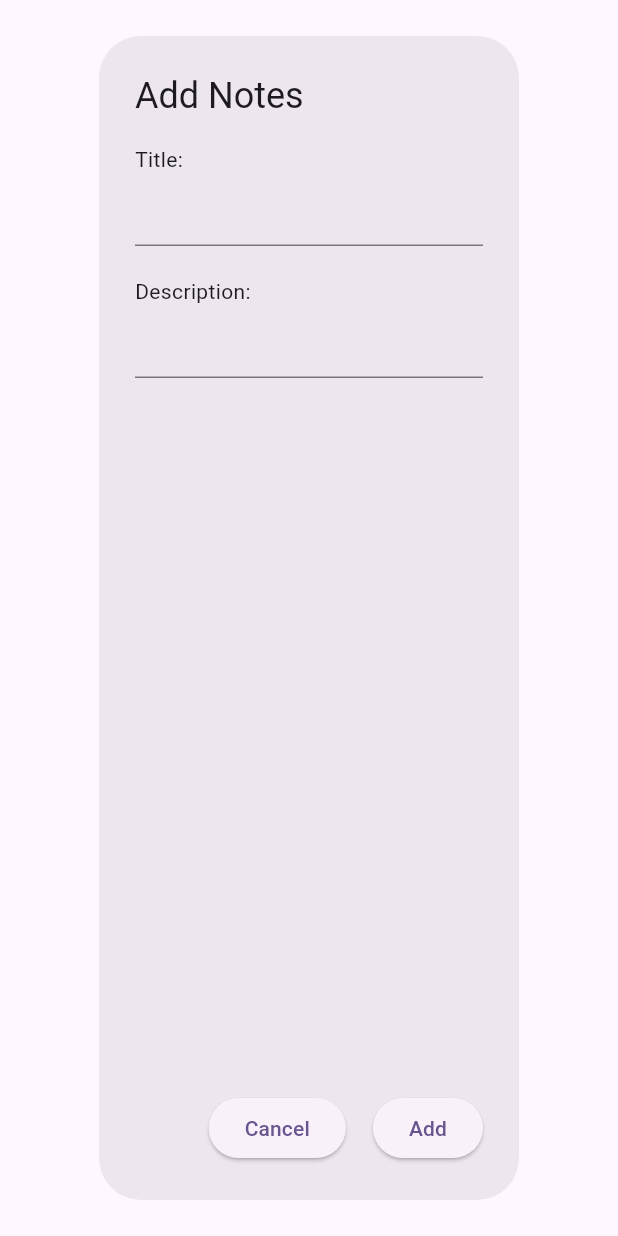
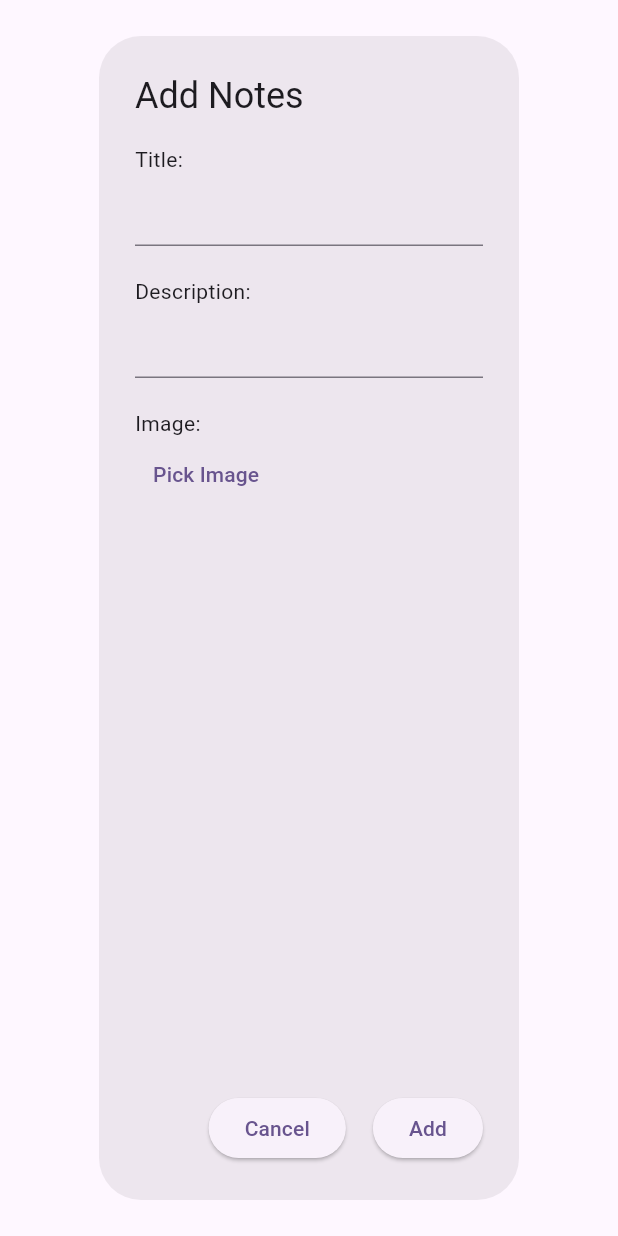
Before and after one commit to cKarayy/notes, a Flutter app: the NoteDialog widget shown alone on an empty page, opened directly, on a phone screen of 412 x 824 dp. Run offline on Flutter 3.47's test engine with Material 3 defaults, Android fonts, the light colour scheme and no system bars; our stand-ins replace cloud_firestore, firebase_core, firebase_storage, image_picker; accounts and stored records are empty.

Commit message:
upload n edit image

```diff
--- a/lib/models/note.dart
+++ b/lib/models/note.dart
@@ -4,18 +4,19 @@ class Note {
   String? id;
   final String title;
   final String description;
+  String? imageUrl;
   Timestamp? createdAt;
   Timestamp? updatedAt;
 
-
+//kalau data ny sdh di db
   Note({
-    this.id,
+    this.id, //klau pake this, diisi otomatis
     required this.title,
     required this.description,
+    this.imageUrl,
     this.createdAt,
     this.updatedAt,
   });
-
 
   factory Note.fromDocument(DocumentSnapshot doc) {
     Map<String, dynamic> data = doc.data() as Map<String, dynamic>;
@@ -23,16 +24,17 @@ class Note {
       id: doc.id,
       title: data['title'],
       description: data['description'],
+      imageUrl: data['image_url'],
       createdAt: data['created_at'] as Timestamp,
       updatedAt: data['updated_at'] as Timestamp,
     );
   }
 
-
   Map<String, dynamic> toDocument() {
     return {
       'title': title,
       'description': description,
+      'image_url': imageUrl,
       'created_at': createdAt,
       'updated_at': updatedAt,
     };
--- a/lib/widgets/note_dialog.dart
+++ b/lib/widgets/note_dialog.dart
@@ -1,26 +1,49 @@
+import 'dart:io';
+
 import 'package:flutter/material.dart';
+import 'package:image_picker/image_picker.dart';
 import 'package:notes/models/note.dart';
 import 'package:notes/services/note_service.dart';
 
+class NoteDialog extends StatefulWidget {
+  final Note? note;
 
-class NoteDialog extends StatelessWidget {
-  final Note? note;
+  const NoteDialog({super.key, this.note});
+
+  @override
+  State<NoteDialog> createState() => _NoteDialogState();
+}
+
+class _NoteDialogState extends State<NoteDialog> {
   final TextEditingController _titleController = TextEditingController();
   final TextEditingController _descriptionController = TextEditingController();
+  File? _imageFile;
 
-
-  NoteDialog({super.key, this.note}) {
-    if (note != null) {
-      _titleController.text = note!.title;
-      _descriptionController.text = note!.description;
+  @override
+  void initState() {
+    super.initState();
+    if (widget.note != null) {
+      _titleController.text = widget.note!.title;
+      _descriptionController.text = widget.note!.description;
     }
   }
 
+  Future<void> _pickImage() async {
+    final pickedFile =
+        await ImagePicker().pickImage(source: ImageSource.camera);
+    if (pickedFile != null) {
+      setState(() {
+        _imageFile = File(pickedFile.path);
+      });
+    } else {
+      print('No image selected.');
+    }
+  }
 
   @override
   Widget build(BuildContext context) {
     return AlertDialog(
-      title: Text(note == null ? 'Add Notes' : 'Update Notes'),
+      title: Text(widget.note == null ? 'Add Notes' : 'Update Notes'),
       content: Column(
         crossAxisAlignment: CrossAxisAlignment.start,
         children: [
@@ -40,6 +63,17 @@ class NoteDialog extends StatelessWidget {
           TextField(
             controller: _descriptionController,
           ),
+          const Padding(
+            padding: EdgeInsets.only(top: 20),
+            child: Text(
+              'Image: ',
+            ),
+          ),
+          _imageFile != null ? Image.file(_imageFile!) : Container(),
+          TextButton(
+            onPressed: _pickImage,
+            child: const Text('Pick Image'),
+          )
         ],
       ),
       actions: [
@@ -53,24 +87,28 @@ class NoteDialog extends StatelessWidget {
           ),
         ),
         ElevatedButton(
-          onPressed: () {
-            if (note == null) {
-              NoteService.addNote(Note(
-                      title: _titleController.text,
-                      description: _descriptionController.text,))
-                  .whenComplete(() {
+          onPressed: () async {
+            String? imageUrl;
+            if (_imageFile != null) {
+              imageUrl = await NoteService.uploadImage(_imageFile!);
+            }
+            Note note = Note(
+                id: widget.note?.id,
+                title: _titleController.text,
+                description: _descriptionController.text,
+                imageUrl: imageUrl,
+                createdAt: widget.note?.createdAt);
+
+            if (widget.note == null) {
+              NoteService.addNote(note).whenComplete(() {
                 Navigator.of(context).pop();
               });
             } else {
-              NoteService.updateNote(Note(
-                id: note!.id,
-                title: _titleController.text,
-                description: _descriptionController.text,
-                createdAt: note!.createdAt,))
+              NoteService.updateNote(note)
                   .whenComplete(() => Navigator.of(context).pop());
             }
           },
-          child: Text(note == null ? 'Add' : 'Update'),
+          child: Text(widget.note == null ? 'Add' : 'Update'),
         ),
       ],
     );
--- a/pubspec.yaml
+++ b/pubspec.yaml
@@ -38,6 +38,8 @@ dependencies:
   firebase_core: ^2.27.0
   cloud_firestore: ^4.15.8
   firebase_storage: ^11.7.4
+  path: ^1.9.0
+  image_picker: ^1.1.1
 
 dev_dependencies:
   flutter_test:
```
Also changed, not shown: lib/screens/note_list_screen.dart (+9 -5 lines), lib/services/note_service.dart (+27 -8 lines), pubspec.lock, 5 other files.
